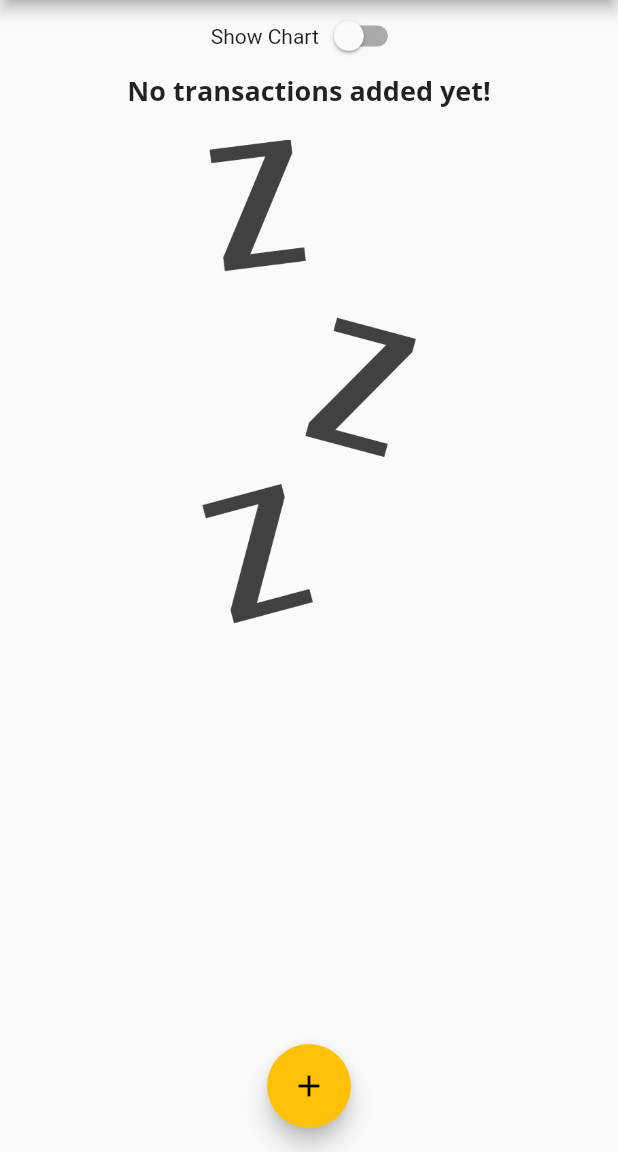
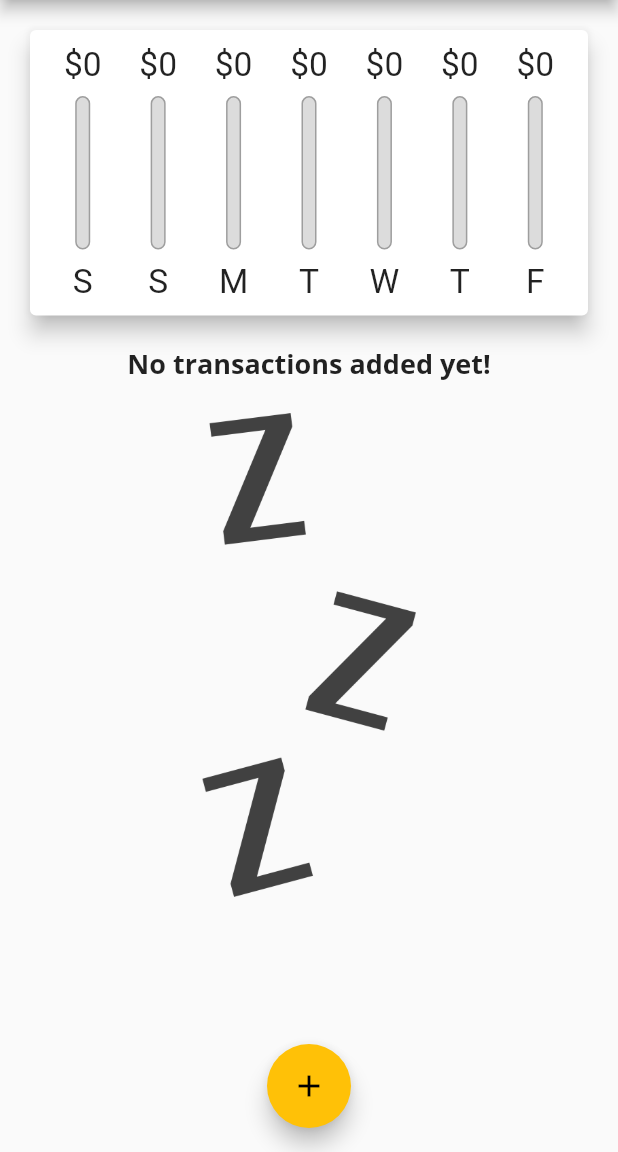
Before and after one commit to ninetails/probable-adventure, a Flutter app: the screen it shows after launch, on a phone screen of 412 x 824 dp, the part 84-1236 px from its top. Run offline on Flutter 3.47's test engine with Material 2 defaults, Android fonts, the light colour scheme and no system bars.

Commit message:
feat: 🎸 lecture 125

```diff
--- a/guide/expense_planner/lib/main.dart
+++ b/guide/expense_planner/lib/main.dart
@@ -117,9 +117,8 @@ class _MyHomePageState extends State<MyHomePage> {
     });
   }
 
-  @override
-  Widget build(BuildContext context) {
-    final appBar = AppBar(
+  AppBar get appBar {
+    return AppBar(
       title: Text(this.widget.title),
       actions: [
         IconButton(
@@ -128,10 +127,49 @@ class _MyHomePageState extends State<MyHomePage> {
         ),
       ],
     );
+  }
 
-    final availableHeight = MediaQuery.of(context).size.height -
-        appBar.preferredSize.height -
+  Widget get toggleChartWidget {
+    return Row(
+      mainAxisAlignment: MainAxisAlignment.center,
+      children: [
+        Text('Show Chart'),
+        Switch(
+          value: this._showChart,
+          onChanged: (val) {
+            setState(() {
+              this._showChart = val;
+            });
+          },
+        ),
+      ],
+    );
+  }
+
+  double getAvailableHeight(BuildContext context) {
+    return MediaQuery.of(context).size.height -
+        this.appBar.preferredSize.height -
         MediaQuery.of(context).padding.top;
+  }
+
+  Widget chartWidget(BuildContext context, double mod) {
+    return Container(
+      height: this.getAvailableHeight(context) * mod,
+      child: Chart(this._recentTransactions),
+    );
+  }
+
+  Widget transactionListWidget(BuildContext context, double mod) {
+    return Container(
+      height: this.getAvailableHeight(context) * mod,
+      child: TransactionList(this._userTransactions, this._deleteTransaction),
+    );
+  }
+
+  @override
+  Widget build(BuildContext context) {
+    final isLandscape =
+        MediaQuery.of(context).orientation == Orientation.landscape;
 
     return Scaffold(
       appBar: appBar,
@@ -139,30 +177,13 @@ class _MyHomePageState extends State<MyHomePage> {
         child: Column(
           crossAxisAlignment: CrossAxisAlignment.stretch,
           children: [
-            Row(
-              mainAxisAlignment: MainAxisAlignment.center,
-              children: [
-                Text('Show Chart'),
-                Switch(
-                  value: this._showChart,
-                  onChanged: (val) {
-                    setState(() {
-                      this._showChart = val;
-                    });
-                  },
-                ),
-              ],
-            ),
-            this._showChart
-                ? Container(
-                    height: availableHeight * .7,
-                    child: Chart(this._recentTransactions),
-                  )
-                : Container(
-                    height: availableHeight * .7,
-                    child: TransactionList(
-                        this._userTransactions, this._deleteTransaction),
-                  ),
+            if (isLandscape) this.toggleChartWidget,
+            if (!isLandscape) this.chartWidget(context, 0.3),
+            if (!isLandscape) this.transactionListWidget(context, 0.7),
+            if (isLandscape)
+              this._showChart
+                  ? this.chartWidget(context, 0.6)
+                  : this.transactionListWidget(context, 0.6),
           ],
         ),
       ),
```
